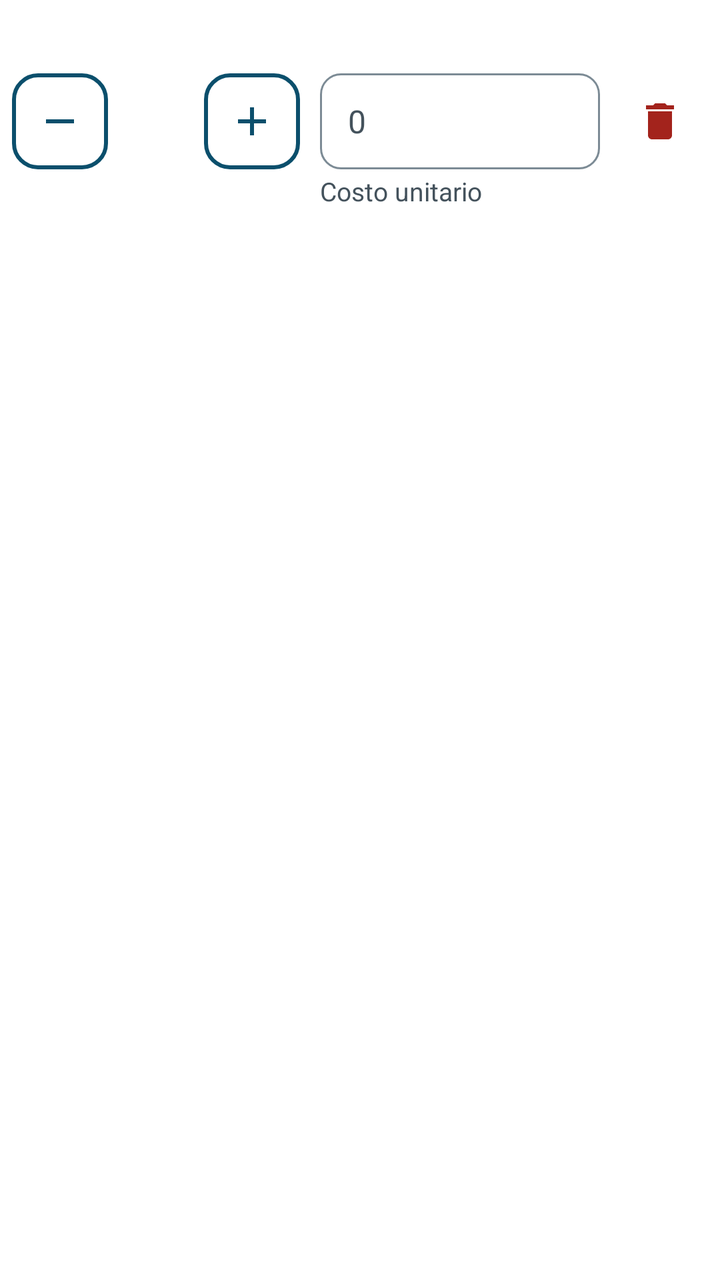
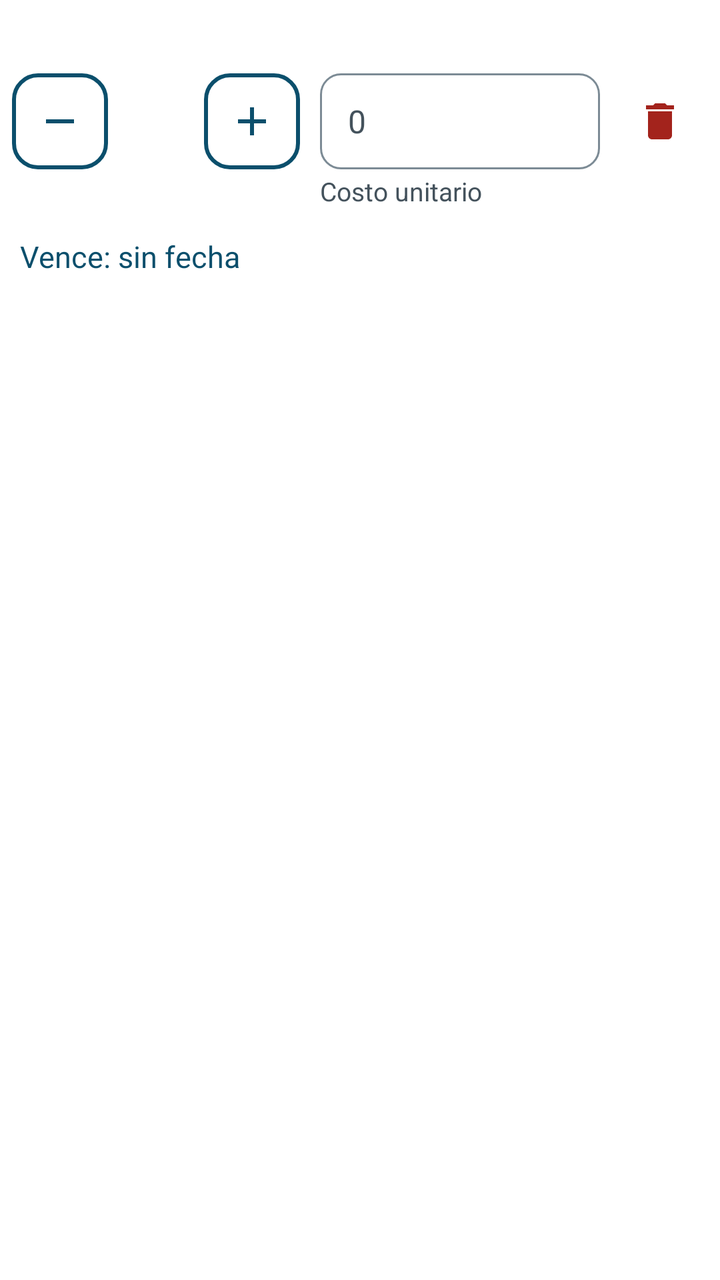

Compare the two renders of this Android layout. The source of the first and the diff that turns it into the second are given below.
<!-- AndroidManifest.xml: application theme Tema -->
<!-- res/layout/fila_item_compra.xml -->
<?xml version="1.0" encoding="utf-8"?>
<LinearLayout xmlns:android="http://schemas.android.com/apk/res/android"
    android:layout_width="match_parent"
    android:layout_height="wrap_content"
    android:orientation="vertical"
    android:background="@color/superficie"
    android:paddingLeft="6dp"
    android:paddingRight="6dp"
    android:paddingTop="8dp"
    android:paddingBottom="8dp">

    <LinearLayout
        android:layout_width="match_parent"
        android:layout_height="wrap_content"
        android:orientation="horizontal"
        android:gravity="top">

        <TextView
            android:id="@+id/txtDescripcionItem"
            android:layout_width="0dp"
            android:layout_height="wrap_content"
            android:layout_weight="1"
            android:textColor="@color/texto"
            android:textSize="17sp"
            android:textStyle="bold"
            android:maxLines="2"
            android:ellipsize="end" />

        <TextView
            android:id="@+id/txtSubtotalItem"
            android:layout_width="wrap_content"
            android:layout_height="wrap_content"
            android:layout_marginStart="10dp"
            android:textColor="@color/texto"
            android:textSize="17sp"
            android:textStyle="bold" />
    </LinearLayout>

    <LinearLayout
        android:layout_width="match_parent"
        android:layout_height="wrap_content"
        android:layout_marginTop="6dp"
        android:orientation="horizontal"
        android:gravity="top">

        <ImageButton
            android:id="@+id/btnMenosItem"
            android:layout_width="48dp"
            android:layout_height="48dp"
            android:background="@drawable/boton_secundario"
            android:src="@drawable/ic_menos"
            android:tint="@color/primario"
            android:contentDescription="Quitar una unidad" />

        <TextView
            android:id="@+id/txtCantidadItem"
            android:layout_width="48dp"
            android:layout_height="48dp"
            android:gravity="center"
            android:textColor="@color/texto"
            android:textSize="20sp"
            android:textStyle="bold" />

        <ImageButton
            android:id="@+id/btnMasItem"
            android:layout_width="48dp"
            android:layout_height="48dp"
            android:background="@drawable/boton_secundario"
            android:src="@drawable/ic_agregar"
            android:tint="@color/primario"
            android:contentDescription="Agregar una unidad" />

        <LinearLayout
            android:layout_width="0dp"
            android:layout_height="wrap_content"
            android:layout_marginStart="10dp"
            android:layout_weight="1"
            android:orientation="vertical">

            <EditText
                android:id="@+id/etCostoUnitario"
                style="@style/Campo"
                android:layout_width="match_parent"
                android:layout_height="48dp"
                android:minHeight="48dp"
                android:paddingTop="6dp"
                android:paddingBottom="6dp"
                android:textSize="16sp"
                android:inputType="number"
                android:hint="0" />

            <TextView
                android:layout_width="match_parent"
                android:layout_height="wrap_content"
                android:layout_marginTop="2dp"
                android:text="Costo unitario"
                android:textColor="@color/texto_secundario"
                android:textSize="13sp" />
        </LinearLayout>

        <ImageButton
            android:id="@+id/btnQuitarItem"
            android:layout_width="48dp"
            android:layout_height="48dp"
            android:layout_marginStart="6dp"
            android:background="?android:attr/selectableItemBackgroundBorderless"
            android:src="@drawable/ic_basura"
            android:tint="@color/error"
            android:contentDescription="Quitar de la compra" />
    </LinearLayout>
</LinearLayout>
<!-- resources referenced by this layout -->
<resources>
  <color name="error">#A3231C</color>
  <color name="primario">#0B4F6C</color>
  <color name="superficie">#FFFFFF</color>
  <color name="texto">#14202B</color>
  <color name="texto_secundario">#44525C</color>
  <!-- drawable ic_agregar (drawable) -->
  <?xml version="1.0" encoding="utf-8"?>
  <vector xmlns:android="http://schemas.android.com/apk/res/android"
      android:width="24dp" android:height="24dp"
      android:viewportWidth="24" android:viewportHeight="24">
      <path android:fillColor="#FF000000" android:pathData="M19,13h-6v6h-2v-6H5v-2h6V5h2v6h6v2z"/>
  </vector>
  <!-- drawable ic_basura (drawable) -->
  <?xml version="1.0" encoding="utf-8"?>
  <vector xmlns:android="http://schemas.android.com/apk/res/android"
      android:width="24dp" android:height="24dp"
      android:viewportWidth="24" android:viewportHeight="24">
      <path android:fillColor="#FF000000" android:pathData="M6,19c0,1.1 0.9,2 2,2h8c1.1,0 2,-0.9 2,-2V7H6v12zM19,4h-3.5l-1,-1h-5l-1,1H5v2h14V4z"/>
  </vector>
  <!-- drawable ic_menos (drawable) -->
  <?xml version="1.0" encoding="utf-8"?>
  <vector xmlns:android="http://schemas.android.com/apk/res/android"
      android:width="24dp" android:height="24dp"
      android:viewportWidth="24" android:viewportHeight="24">
      <path android:fillColor="#FF000000" android:pathData="M19,13H5v-2h14v2z"/>
  </vector>
  <style name="Campo">
          <item name="android:background">@drawable/fondo_campo</item>
          <item name="android:paddingLeft">14dp</item>
          <item name="android:paddingRight">14dp</item>
          <item name="android:paddingTop">12dp</item>
          <item name="android:paddingBottom">12dp</item>
          <item name="android:textSize">18sp</item>
          <item name="android:textColor">@color/texto</item>
          <item name="android:textColorHint">@color/texto_secundario</item>
          <item name="android:minHeight">56dp</item>
          <item name="android:gravity">center_vertical</item>
          <item name="android:singleLine">true</item>
      </style>
  <style name="Tema" parent="@android:style/Theme.Material.Light.NoActionBar">
          <item name="android:colorPrimary">@color/primario</item>
          <item name="android:colorPrimaryDark">@color/primario_oscuro</item>
          <item name="android:colorAccent">@color/primario</item>
          <item name="android:windowBackground">@color/fondo</item>
          <item name="android:statusBarColor">@color/primario_oscuro</item>
          <item name="android:navigationBarColor">@color/superficie</item>
          <item name="android:windowLightNavigationBar">true</item>
          <item name="android:textColorPrimary">@color/texto</item>
          <item name="android:textColorSecondary">@color/texto_secundario</item>
          <item name="android:textColorHint">@color/texto_secundario</item>
          <item name="android:fontFamily">sans-serif</item>
          <item name="android:windowNoTitle">true</item>
          
      </style>
  <color name="gris_fondo">#E6EBEE</color>
  <color name="deshabilitado">#8A979F</color>
  <color name="primario_claro">#DCEAF2</color>
  <!-- drawable fondo_campo (drawable) -->
  <?xml version="1.0" encoding="utf-8"?>
  <selector xmlns:android="http://schemas.android.com/apk/res/android">
      <item android:state_focused="true">
          <shape><solid android:color="@color/superficie"/><corners android:radius="10dp"/><stroke android:width="2dp" android:color="@color/primario"/></shape>
      </item>
      <item>
          <shape><solid android:color="@color/superficie"/><corners android:radius="10dp"/><stroke android:width="1dp" android:color="@color/borde"/></shape>
      </item>
  </selector>
  <color name="primario_oscuro">#073A50</color>
  <color name="fondo">#F2F5F7</color>
  <color name="borde">#7C8B95</color>
  <!-- unchanged entries left out for length: 1 -->
</resources>

<!-- the commit's change to res/layout/fila_item_compra.xml (unified diff, before → after) -->
@@ -108,4 +108,17 @@
             android:tint="@color/error"
             android:contentDescription="Quitar de la compra" />
     </LinearLayout>
+
+    <TextView
+        android:id="@+id/btnVenceItem"
+        android:layout_width="match_parent"
+        android:layout_height="wrap_content"
+        android:layout_marginTop="2dp"
+        android:minHeight="44dp"
+        android:gravity="center_vertical"
+        android:paddingStart="4dp"
+        android:paddingEnd="4dp"
+        android:textColor="@color/primario"
+        android:textSize="15sp"
+        android:text="Vence: sin fecha" />
 </LinearLayout>
<!-- resource entries referenced after the edit -->
@@ -45,8 +45,8 @@
           <item name="android:colorAccent">@color/primario</item>
           <item name="android:windowBackground">@color/fondo</item>
           <item name="android:statusBarColor">@color/primario_oscuro</item>
-          <item name="android:navigationBarColor">@color/superficie</item>
-          <item name="android:windowLightNavigationBar">true</item>
+          
+          <item name="android:navigationBarColor">@color/primario_oscuro</item>
           <item name="android:textColorPrimary">@color/texto</item>
           <item name="android:textColorSecondary">@color/texto_secundario</item>
           <item name="android:textColorHint">@color/texto_secundario</item>
